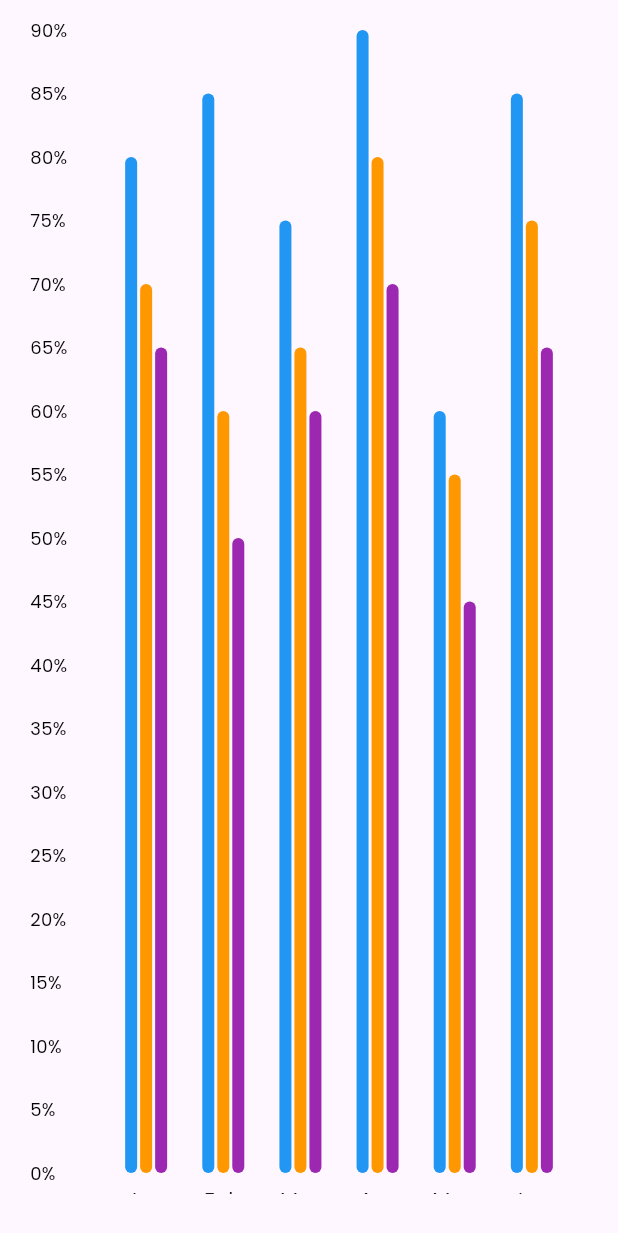
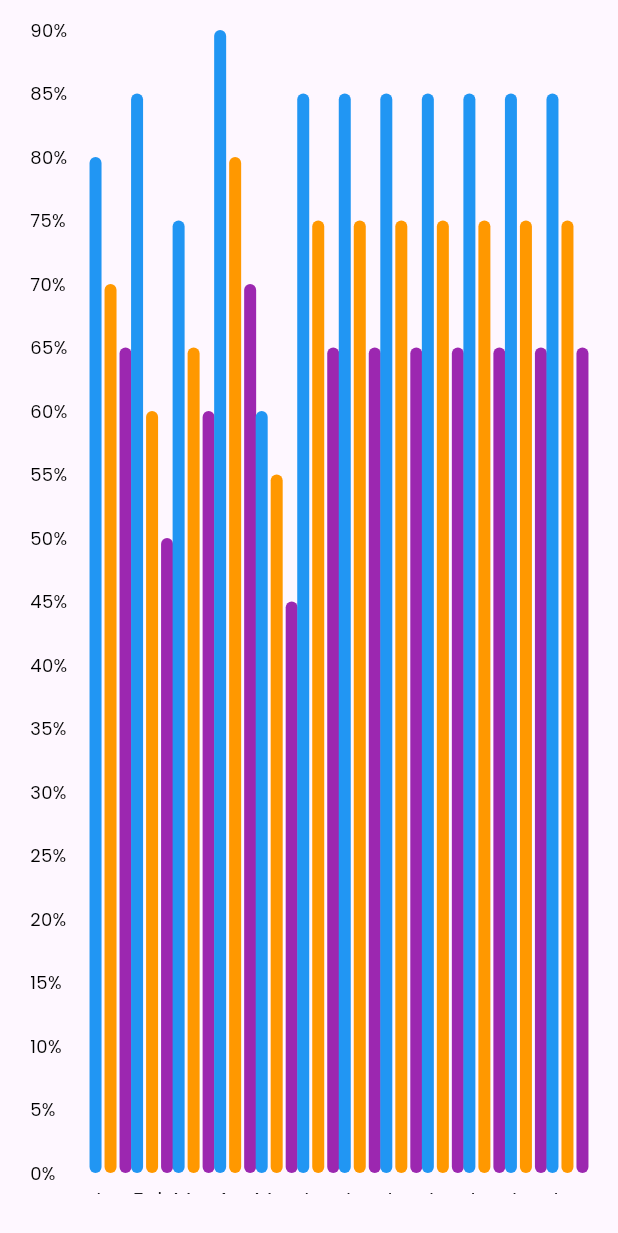
Before and after one commit to Adamasermin/nutrition, a Flutter app: the Graphique widget shown alone on an empty page, opened directly, on a phone screen of 412 x 824 dp. Shown: the top 1233 px of the screen. Run offline on Flutter 3.47's test engine with Material 3 defaults, Android fonts, the phone set to English and light mode, and no system bars; drawn by our look-alikes of fl_chart; our stand-ins replace cloud_firestore, firebase_auth, firebase_core, font_awesome_flutter, google_fonts, image_picker; accounts and stored records are empty.

Commit message:
crud a moitié terminer

```diff
--- a/dashboard_nutrition/lib/Pages/conseilPage.dart
+++ b/dashboard_nutrition/lib/Pages/conseilPage.dart
@@ -32,7 +32,7 @@ class _ConseilpageState extends State<Conseilpage> {
               child: const Text("Supprimer"),
               onPressed: () async {
                 // Supprimer le conseil de Firebase
-                await _conseilService.supprimerConseil(conseil.id!);
+                await _conseilService.supprimerConseil(conseil.id);
                 Navigator.of(context).pop();
               },
             ),
@@ -90,7 +90,7 @@ class _ConseilpageState extends State<Conseilpage> {
                 } else {
                   // Modifier un enfant existant dans la base de données
                   await _conseilService.modifierConseil(
-                    conseil.id!,
+                    conseil.id,
                     Conseil(
                         id: conseil.id,
                         titre: titreController.text,
--- a/dashboard_nutrition/lib/Pages/nutritionistePage.dart
+++ b/dashboard_nutrition/lib/Pages/nutritionistePage.dart
@@ -1,6 +1,5 @@
 import 'package:dashboard_nutrition/Models/nutritioniste.dart';
 import 'package:dashboard_nutrition/Services/nutritioniste_service.dart';
-import 'package:dashboard_nutrition/Widgets/bar_de_recherche_widget.dart';
 import 'package:flutter/material.dart';
 
 class Nutritionistepage extends StatefulWidget {
@@ -76,7 +75,7 @@ class _NutritionistepageState extends State<Nutritionistepage> {
                       ));
                 } else {
                   await _nutritionisteService.modifierNutri(
-                    nutritioniste.id!,
+                    nutritioniste.id,
                     Nutritioniste(
                         id: nutritioniste.id,
                         nomPrenom: nomPrenomController.text,
@@ -114,7 +113,7 @@ class _NutritionistepageState extends State<Nutritionistepage> {
             TextButton(
               child: const Text("Supprimer"),
               onPressed: () async {
-                await _nutritionisteService.supprimerNutri(nutritioniste.id!);
+                await _nutritionisteService.supprimerNutri(nutritioniste.id);
                 Navigator.of(context).pop();
               },
             ),
--- a/dashboard_nutrition/lib/Widgets/graphique.dart
+++ b/dashboard_nutrition/lib/Widgets/graphique.dart
@@ -33,7 +33,7 @@ class Graphique extends StatelessWidget {
               sideTitles: SideTitles(
                 showTitles: true,
                 getTitlesWidget: (value, meta) {
-                  const months = ['Jan', 'Feb', 'Mar', 'Apr', 'May', 'Jun'];
+                  const months = ['Jan', 'Feb', 'Mar', 'Apr', 'May', 'Jun', 'Jui', 'Aout', 'Sep', 'Oct', 'Nov', 'Dec'];
                   return Padding(
                     padding: const EdgeInsets.all(8.0),
                     child: Text(months[value.toInt()]),
@@ -99,6 +99,50 @@ class Graphique extends StatelessWidget {
           BarChartRodData(toY: 65, color: Colors.purple),
         ],
       ),
+      BarChartGroupData(
+        x: 5,
+        barRods: [
+          BarChartRodData(toY: 85, color: Colors.blue),
+          BarChartRodData(toY: 75, color: Colors.orange),
+          BarChartRodData(toY: 65, color: Colors.purple),
+        ],
+      ),
+      BarChartGroupData(
+        x: 5,
+        barRods: [
+          BarChartRodData(toY: 85, color: Colors.blue),
+          BarChartRodData(toY: 75, color: Colors.orange),
+          BarChartRodData(toY: 65, color: Colors.purple),
+        ],
+      ),BarChartGroupData(
+        x: 5,
+        barRods: [
+          BarChartRodData(toY: 85, color: Colors.blue),
+          BarChartRodData(toY: 75, color: Colors.orange),
+          BarChartRodData(toY: 65, color: Colors.purple),
+        ],
+      ),BarChartGroupData(
+        x: 5,
+        barRods: [
+          BarChartRodData(toY: 85, color: Colors.blue),
+          BarChartRodData(toY: 75, color: Colors.orange),
+          BarChartRodData(toY: 65, color: Colors.purple),
+        ],
+      ),BarChartGroupData(
+        x: 5,
+        barRods: [
+          BarChartRodData(toY: 85, color: Colors.blue),
+          BarChartRodData(toY: 75, color: Colors.orange),
+          BarChartRodData(toY: 65, color: Colors.purple),
+        ],
+      ),BarChartGroupData(
+        x: 5,
+        barRods: [
+          BarChartRodData(toY: 85, color: Colors.blue),
+          BarChartRodData(toY: 75, color: Colors.orange),
+          BarChartRodData(toY: 65, color: Colors.purple),
+        ],
+      ),
     ];
   }
 }
```
Also changed, not shown: dashboard_nutrition/lib/Pages/parentPage.dart (+73 -22 lines), dashboard_nutrition/lib/Pages/profilPage.dart (+42 -36 lines), dashboard_nutrition/lib/Pages/recettePage.dart (+27 -42 lines).
